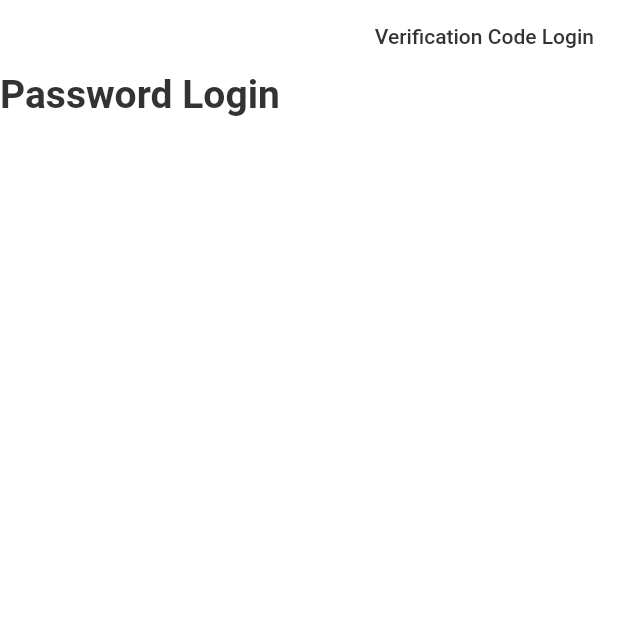
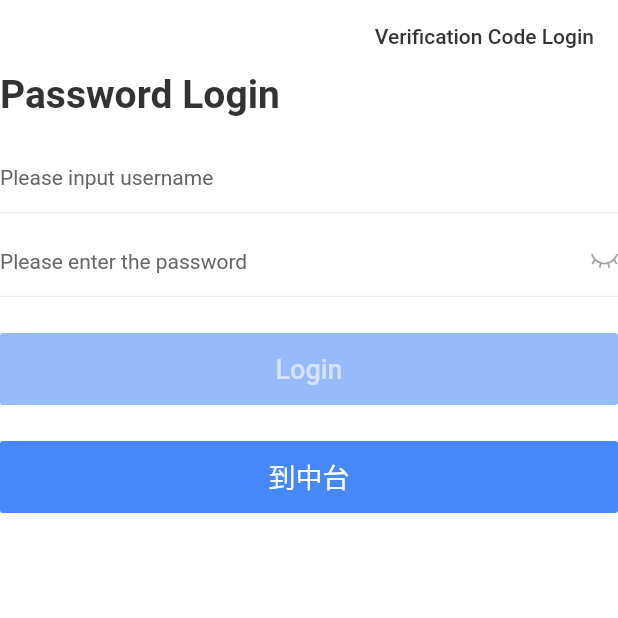
Before and after one commit to zg919506719/flutterMix, a Flutter app: the LoginPage screen opened by its route, on a phone screen of 412 x 824 dp, the top half of it. Run offline on Flutter 3.47's test engine with Material 3 defaults, Android fonts, the light colour scheme and no system bars; drawn by our look-alikes of oktoast; our stand-ins replace cached_network_image, device_info_plus, dio, fluro, keyboard_actions, rxdart and 1 more; missing offline and left inert: common_utils, flutter_swiper_null_safety_flutter3, quick_actions, sp_util; generated files the repository leaves out were written again.

Commit message:
添加登录

```diff
--- a/LearnFlutter/learn_flutter/lib/login/login_page.dart
+++ b/LearnFlutter/learn_flutter/lib/login/login_page.dart
@@ -1,9 +1,12 @@
 import 'package:flutter/cupertino.dart';
 import 'package:flutter/material.dart';
 import 'package:learn_flutter/login/login_router.dart';
+import 'package:learn_flutter/login/widgets/my_text_field.dart';
 import 'package:learn_flutter/routers/fluro_navigator.dart';
+import 'package:learn_flutter/util/toast_utils.dart';
 import 'package:learn_flutter/widgets/my_app_bar.dart';
 import 'package:flutter_gen/gen_l10n/learn_localizations.dart';
+import 'package:learn_flutter/widgets/my_button.dart';
 import 'package:learn_flutter/widgets/my_scroll_view.dart';
 
 import '../res/gaps.dart';
@@ -51,7 +54,35 @@ class _LoginPageState extends State<LoginPage>
           style: TextStyles.textBold26,
         ),
         Gaps.vGap16,
-
+        MyTextField(
+          controller: _nameController,
+          key: const Key("name"),
+          maxLength: 11,
+          keyboardType: TextInputType.phone,
+          focusNode: _nodeText1,
+          hintText: LearnLocalizations.of(context)!.inputUsernameHint,
+        ),
+        Gaps.vGap8,
+        MyTextField(
+          controller: _passwordController,
+          key: const Key("password"),
+          focusNode: _nodeText2,
+          isInputPwd: true,
+          keyboardType: TextInputType.visiblePassword,
+          hintText: LearnLocalizations.of(context)!.inputPasswordHint,
+        ),
+        Gaps.vGap24,
+        MyButton(
+          onPressed: _clickable ? _login : null,
+          key: const Key("login"),
+          text: LearnLocalizations.of(context)!.login,
+        ),
+        Gaps.vGap24,
+        MyButton(
+          onPressed: _routeTable,
+          key: const Key("table"),
+          text: "到中台",
+        )
       ];
 
   @override
@@ -84,4 +115,10 @@ class _LoginPageState extends State<LoginPage>
       });
     }
   }
+
+  void _login() {
+    Toast.show("登录成功");
+  }
+
+  void _routeTable() {}
 }
--- a/LearnFlutter/learn_flutter/pubspec.yaml
+++ b/LearnFlutter/learn_flutter/pubspec.yaml
@@ -126,4 +126,5 @@ flutter:
   # see https://flutter.dev/custom-fonts/#from-packages
   assets:
     - assets/images/state/
+    - assets/images/login/
     - assets/images/
```
Also changed, not shown: LearnFlutter/learn_flutter/assets/images/login/qyg_shop_icon_delete.png (added), LearnFlutter/learn_flutter/assets/images/login/qyg_shop_icon_display.png (added), LearnFlutter/learn_flutter/assets/images/login/qyg_shop_icon_hide.png (added).
